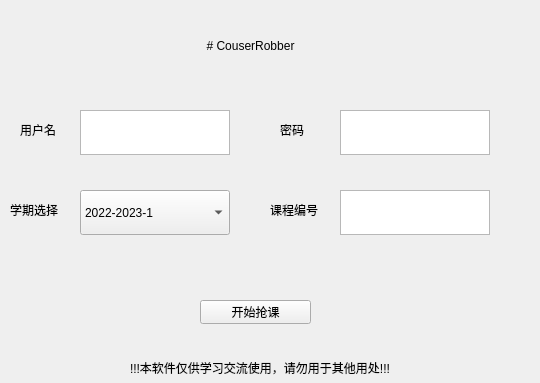
Qt form windows.ui (ChengAoShen/CourseRobber_sicau) before a commit.
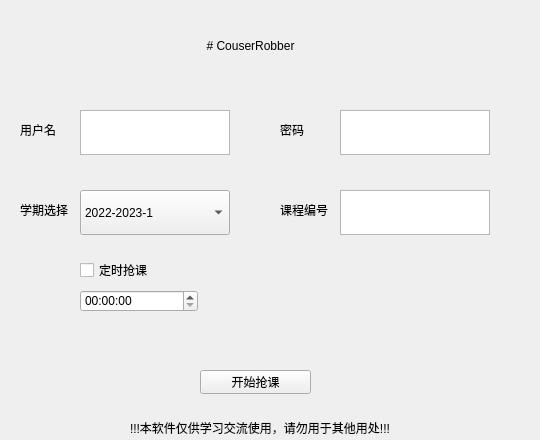
The same form after that commit.

Commit message: 更新了定时抢课的功能

Patch:
```diff
--- a/windows.ui
+++ b/windows.ui
@@ -10,7 +10,7 @@
     <x>0</x>
     <y>0</y>
     <width>540</width>
-    <height>383</height>
+    <height>440</height>
    </rect>
   </property>
   <property name="windowTitle">
@@ -123,7 +123,7 @@
   <widget class="QLabel" name="label_4">
    <property name="geometry">
     <rect>
-     <x>10</x>
+     <x>20</x>
      <y>200</y>
      <width>50</width>
      <height>20</height>
@@ -136,7 +136,7 @@
   <widget class="QLabel" name="label_5">
    <property name="geometry">
     <rect>
-     <x>270</x>
+     <x>280</x>
      <y>200</y>
      <width>50</width>
      <height>20</height>
@@ -160,7 +160,7 @@
    <property name="geometry">
     <rect>
      <x>200</x>
-     <y>300</y>
+     <y>370</y>
      <width>111</width>
      <height>24</height>
     </rect>
@@ -173,7 +173,7 @@
    <property name="geometry">
     <rect>
      <x>130</x>
-     <y>360</y>
+     <y>420</y>
      <width>281</width>
      <height>16</height>
     </rect>
@@ -182,6 +182,29 @@
     <string>!!!本软件仅供学习交流使用，请勿用于其他用处!!!</string>
    </property>
   </widget>
+  <widget class="QCheckBox" name="checkBox">
+   <property name="geometry">
+    <rect>
+     <x>80</x>
+     <y>260</y>
+     <width>91</width>
+     <height>20</height>
+    </rect>
+   </property>
+   <property name="text">
+    <string>定时抢课</string>
+   </property>
+  </widget>
+  <widget class="QTimeEdit" name="date">
+   <property name="geometry">
+    <rect>
+     <x>80</x>
+     <y>290</y>
+     <width>118</width>
+     <height>22</height>
+    </rect>
+   </property>
+  </widget>
  </widget>
  <resources/>
  <connections/>
```
The commit also changes 2 other files.
